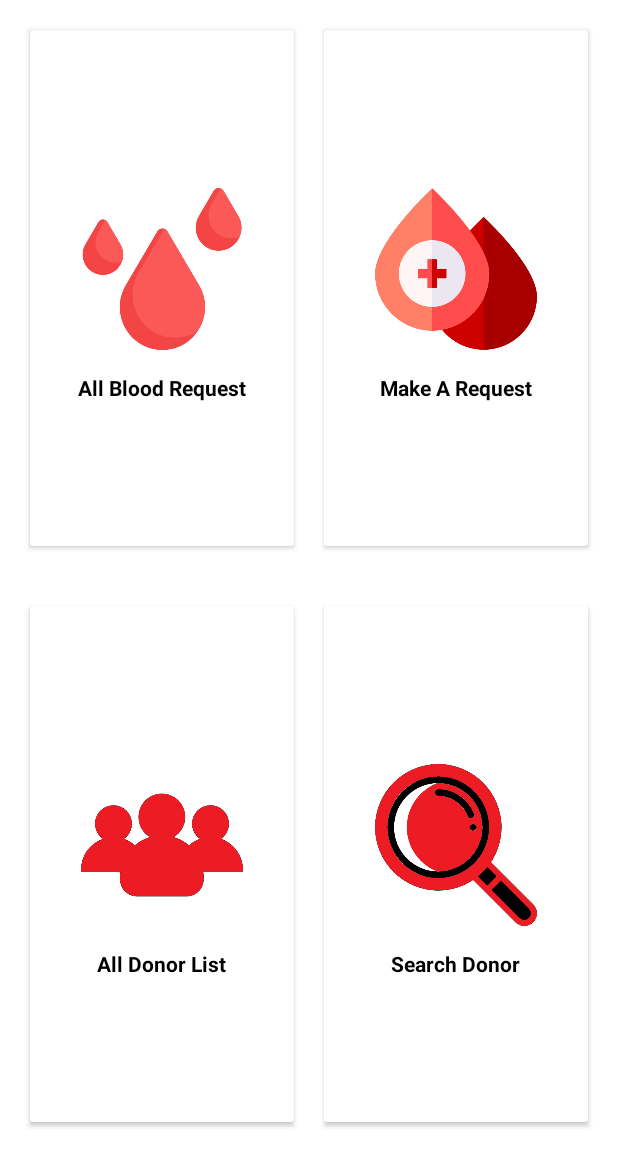
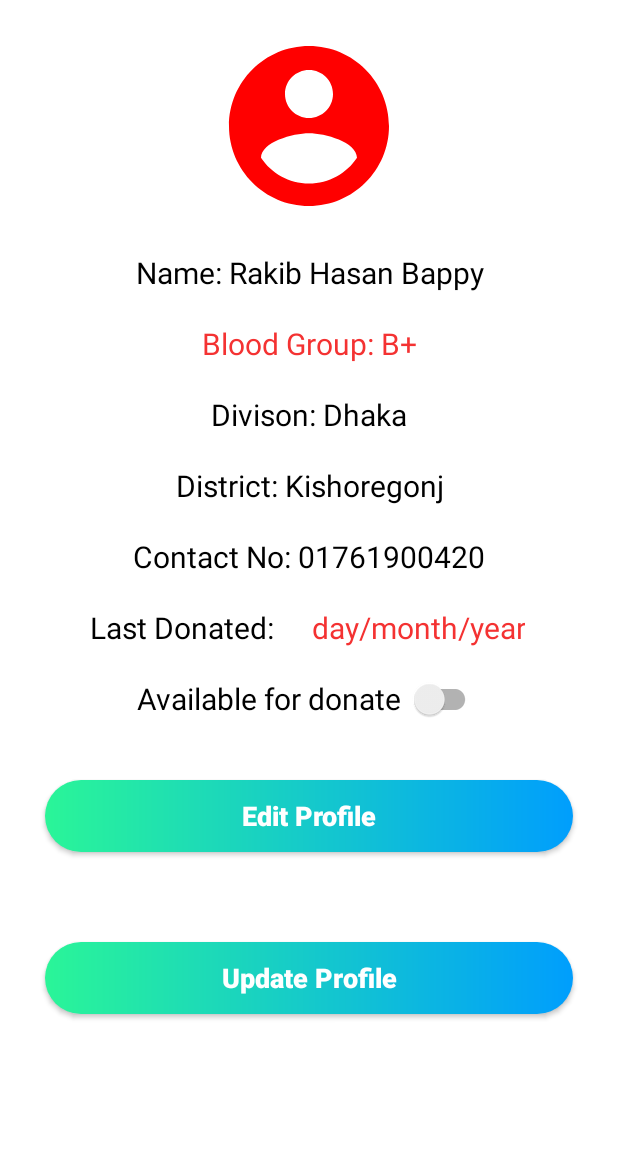
Before and after one commit to rakibhasanbappy/AUST-Blood-Donation-App, an Android app: the Dashboard screen opened directly, with no data from a screen before it, in the options menu, after a tap on "My Profile", on a phone screen of 412 x 824 dp, the part 84-1236 px from its top. Run offline under Robolectric (Android 15) with nearby library versions, the phone set to English and light mode, and no system bars.

Commit message:
user profile added

```diff
--- a/AUSTBloodDonationApp/app/src/main/java/com/bappy/austblooddonationapp/activities/Dashboard.java
+++ b/AUSTBloodDonationApp/app/src/main/java/com/bappy/austblooddonationapp/activities/Dashboard.java
@@ -1,11 +1,17 @@
 package com.bappy.austblooddonationapp.activities;
 
+import androidx.annotation.NonNull;
 import androidx.appcompat.app.AppCompatActivity;
 import androidx.cardview.widget.CardView;
 
 import android.content.Intent;
 import android.os.Bundle;
+import android.view.Menu;
+import android.view.MenuInflater;
+import android.view.MenuItem;
 import android.view.View;
+import android.widget.Toast;
+import androidx.appcompat.widget.Toolbar;
 
 
 import com.bappy.austblooddonationapp.R;
@@ -13,6 +19,8 @@ import com.bappy.austblooddonationapp.R;
 public class Dashboard extends AppCompatActivity implements View.OnClickListener {
 
     private CardView allRequestButton, makeRequestButton, allDonorButton, searchDonorButton;
+
+    private Toolbar menuItem;
 
 
     @Override
@@ -24,6 +32,7 @@ public class Dashboard extends AppCompatActivity implements View.OnClickListener
         makeRequestButton = findViewById(R.id.make_request);
         allDonorButton = findViewById(R.id.all_donor);
         searchDonorButton = findViewById(R.id.search_donor);
+        menuItem = findViewById(R.id.toolbar);
 
 
         allRequestButton.setOnClickListener(this);
@@ -31,7 +40,42 @@ public class Dashboard extends AppCompatActivity implements View.OnClickListener
         allDonorButton.setOnClickListener(this);
         searchDonorButton.setOnClickListener(this);
 
+
+        menuItem.setOnMenuItemClickListener(new Toolbar.OnMenuItemClickListener() {
+            @Override
+            public boolean onMenuItemClick(MenuItem item) {
+
+                if(item.getItemId() == R.id.my_profile){
+                    Intent intent = new Intent(getApplicationContext(), userProfile.class);
+                    startActivity(intent);
+                    return true;
+                }
+                return false;
+
+            }
+        });
+
+
     }
+
+    /*@Override
+    public boolean onOptionsItemSelected(@NonNull MenuItem item) {
+
+        Toast.makeText(this, "menu", Toast.LENGTH_SHORT).show();
+
+        switch (item.getItemId()){
+
+            case R.id.my_profile:
+                Toast.makeText(this, "My profile selected!", Toast.LENGTH_SHORT).show();
+                Intent intent = new Intent(getApplicationContext(), userProfile.class);
+                startActivity(intent);
+                return true;
+
+        }
+
+        return super.onOptionsItemSelected(item);
+    }*/
+
 
 
     @Override
--- a/AUSTBloodDonationApp/app/src/main/java/com/bappy/austblooddonationapp/activities/userProfile.java
+++ b/AUSTBloodDonationApp/app/src/main/java/com/bappy/austblooddonationapp/activities/userProfile.java
@@ -2,15 +2,57 @@ package com.bappy.austblooddonationapp.activities;
 
 import androidx.appcompat.app.AppCompatActivity;
 
+import android.app.DatePickerDialog;
+import android.graphics.Color;
+import android.graphics.drawable.ColorDrawable;
 import android.os.Bundle;
+import android.view.View;
+import android.widget.DatePicker;
+import android.widget.EditText;
+import android.widget.TextView;
 
 import com.bappy.austblooddonationapp.R;
 
+import java.util.Calendar;
+
 public class userProfile extends AppCompatActivity {
+
+    private TextView datePicker;
+    private DatePickerDialog.OnDateSetListener mDateSetListener;
 
     @Override
     protected void onCreate(Bundle savedInstanceState) {
         super.onCreate(savedInstanceState);
         setContentView(R.layout.activity_user_profile);
+
+        datePicker = findViewById(R.id.date_picker);
+
+        datePicker.setOnClickListener(new View.OnClickListener() {
+            @Override
+            public void onClick(View v) {
+                Calendar cal = Calendar.getInstance();
+                int year = cal.get(Calendar.YEAR);
+                int month = cal.get(Calendar.MONTH);
+                int day = cal.get(Calendar.DAY_OF_MONTH);
+
+                DatePickerDialog dialog = new DatePickerDialog(userProfile.this, android.R.style.Theme_Holo_Light_Dialog_MinWidth, mDateSetListener, year, month, day);
+
+                dialog.getWindow().setBackgroundDrawable(new ColorDrawable(Color.TRANSPARENT));
+                dialog.show();
+
+            }
+        });
+
+        mDateSetListener = new DatePickerDialog.OnDateSetListener() {
+            @Override
+            public void onDateSet(DatePicker view, int year, int month, int day) {
+
+                month = month +1;
+                String date = day + "/" + month + "/" + year;
+                datePicker.setText(date);
+
+            }
+        };
+
     }
 }
--- /dev/null
+++ b/AUSTBloodDonationApp/app/src/main/res/drawable/user_profile.xml
@@ -0,0 +1,5 @@
+<vector android:height="24dp" android:tint="#FF0000"
+    android:viewportHeight="24" android:viewportWidth="24"
+    android:width="24dp" xmlns:android="http://schemas.android.com/apk/res/android">
+    <path android:fillColor="@android:color/white" android:pathData="M12,2C6.48,2 2,6.48 2,12s4.48,10 10,10 10,-4.48 10,-10S17.52,2 12,2zM12,5c1.66,0 3,1.34 3,3s-1.34,3 -3,3 -3,-1.34 -3,-3 1.34,-3 3,-3zM12,19.2c-2.5,0 -4.71,-1.28 -6,-3.22 0.03,-1.99 4,-3.08 6,-3.08 1.99,0 5.97,1.09 6,3.08 -1.29,1.94 -3.5,3.22 -6,3.22z"/>
+</vector>
--- a/AUSTBloodDonationApp/app/src/main/res/layout/activity_user_profile.xml
+++ b/AUSTBloodDonationApp/app/src/main/res/layout/activity_user_profile.xml
@@ -1,9 +1,159 @@
 <?xml version="1.0" encoding="utf-8"?>
-<androidx.constraintlayout.widget.ConstraintLayout xmlns:android="http://schemas.android.com/apk/res/android"
+<LinearLayout xmlns:android="http://schemas.android.com/apk/res/android"
     xmlns:app="http://schemas.android.com/apk/res-auto"
     xmlns:tools="http://schemas.android.com/tools"
     android:layout_width="match_parent"
     android:layout_height="match_parent"
+    android:background="@color/white"
+    android:orientation="vertical"
     tools:context=".activities.userProfile">
 
-</androidx.constraintlayout.widget.ConstraintLayout>
+
+    <androidx.appcompat.widget.Toolbar
+        android:id="@+id/toolbar"
+        app:title="@string/app_name"
+        app:titleTextColor="@color/white"
+        android:background="@color/primaryColor"
+        app:menu="@menu/three_dot"
+        android:layout_width="match_parent"
+        android:layout_height="?android:attr/actionBarSize" />
+
+    <ScrollView
+        android:layout_width="match_parent"
+        android:layout_height="wrap_content">
+
+        <LinearLayout
+            android:layout_width="match_parent"
+            android:layout_height="wrap_content"
+            android:orientation="vertical"
+            android:layout_gravity="center">
+
+
+            <ImageView
+                android:layout_width="128dp"
+                android:layout_height="128dp"
+                android:src="@drawable/user_profile"
+                android:layout_gravity="center"
+                android:layout_marginTop="20dp"
+                android:layout_marginBottom="10dp"/>
+
+            <TextView
+                android:layout_width="match_parent"
+                android:layout_height="wrap_content"
+                android:text="Name: Rakib Hasan Bappy"
+                android:gravity="center"
+                android:layout_margin="10dp"
+                android:textSize="20sp"
+                android:textColor="@color/black" />
+
+            <TextView
+                android:layout_width="match_parent"
+                android:layout_height="wrap_content"
+                android:text="Blood Group: B+"
+                android:gravity="center"
+                android:layout_margin="10dp"
+                android:textSize="20sp"
+                android:textColor="@color/primaryColor" />
+
+            <TextView
+                android:layout_width="match_parent"
+                android:layout_height="wrap_content"
+                android:text="Divison: Dhaka"
+                android:gravity="center"
+                android:layout_margin="10dp"
+                android:textSize="20sp"
+                android:textColor="@color/black" />
+
+            <TextView
+                android:layout_width="match_parent"
+                android:layout_height="wrap_content"
+                android:text="District: Kishoregonj"
+                android:gravity="center"
+                android:layout_margin="10dp"
+                android:textSize="20sp"
+                android:textColor="@color/black" />
+
+            <TextView
+                android:layout_width="match_parent"
+                android:layout_height="wrap_content"
+                android:text="Contact No: 01761900420"
+                android:gravity="center"
+                android:layout_margin="10dp"
+                android:textSize="20sp"
+                android:textColor="@color/black" />
+
+
+            <LinearLayout
+                android:layout_width="wrap_content"
+                android:layout_height="wrap_content"
+                android:orientation="horizontal"
+                android:layout_marginStart="50dp">
+
+                <TextView
+                    android:layout_width="match_parent"
+                    android:layout_height="wrap_content"
+                    android:text="Last Donated: "
+                    android:gravity="center"
+                    android:layout_margin="10dp"
+                    android:textSize="20sp"
+                    android:textColor="@color/black" />
+
+                <TextView
+                    android:id="@+id/date_picker"
+                    android:layout_width="match_parent"
+                    android:layout_height="wrap_content"
+                    android:text="day/month/year"
+                    android:inputType="date"
+                    android:gravity="center"
+                    android:layout_margin="10dp"
+                    android:textSize="20sp"
+                    android:textColor="@color/primaryColor" />
+
+
+            </LinearLayout>
+
+
+
+            <androidx.appcompat.widget.SwitchCompat
+                android:layout_width="wrap_content"
+                android:layout_height="wrap_content"
+                android:text="Available for donate "
+                android:textColor="@color/black"
+                android:textSize="20sp"
+                android:layout_gravity="center" />
+
+
+            <androidx.appcompat.widget.AppCompatButton
+                android:layout_width="match_parent"
+                android:layout_height="wrap_content"
+                android:id="@+id/edit_profile_button"
+                android:text="Edit Profile"
+                android:textColor="@color/white"
+                android:textSize="18sp"
+                android:textStyle="bold"
+                android:textAllCaps="false"
+                android:background="@drawable/custom_button"
+                android:layout_margin="30dp"/>
+
+
+            <androidx.appcompat.widget.AppCompatButton
+                android:layout_width="match_parent"
+                android:layout_height="wrap_content"
+                android:id="@+id/update_profile_button"
+                android:text="Update Profile"
+                android:textColor="@color/white"
+                android:textSize="18sp"
+                android:textStyle="bold"
+                android:textAllCaps="false"
+                android:background="@drawable/custom_button"
+                android:layout_margin="30dp"/>
+
+
+
+        </LinearLayout>
+
+
+    </ScrollView>
+
+
+</LinearLayout>
```
